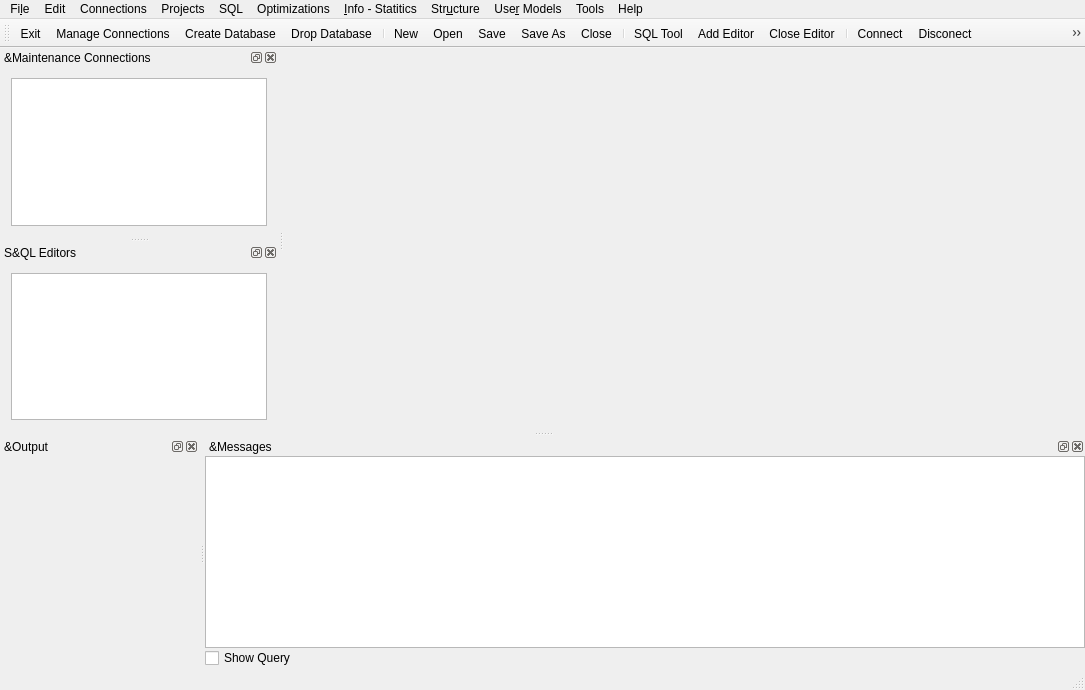
This is GUI/pgdbatool/mainwindow.ui in marcotcal/PG-DBA-Tools as Qt 5 draws it before an edit. The edited form follows.
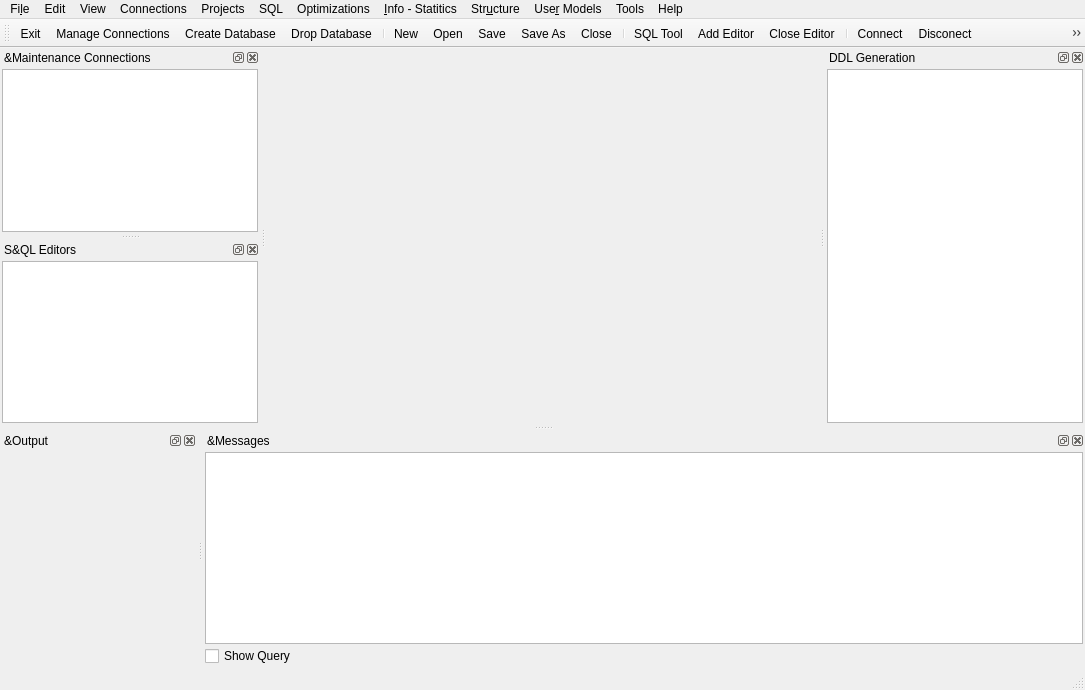
This is the edited form. Icons and pictures are not drawn. Custom widgets are drawn as their Qt base class.

Commit message: Add DDL Generation TreeWidget

```diff
--- a/GUI/pgdbatool/mainwindow.ui
+++ b/GUI/pgdbatool/mainwindow.ui
@@ -220,8 +220,18 @@
     <addaction name="separator"/>
     <addaction name="actionSelect_All"/>
    </widget>
+   <widget class="QMenu" name="menuView">
+    <property name="title">
+     <string>View</string>
+    </property>
+    <addaction name="actionViewMaintenance_Connections"/>
+    <addaction name="actionViewSql_Editors_List"/>
+    <addaction name="actionViewOutputs"/>
+    <addaction name="actionViewMessages"/>
+   </widget>
    <addaction name="menuFile"/>
    <addaction name="menuEdit"/>
+   <addaction name="menuView"/>
    <addaction name="menuConnections"/>
    <addaction name="menuProjects"/>
    <addaction name="menuSQL"/>
@@ -279,6 +289,21 @@
    </attribute>
    <widget class="QWidget" name="dockWidgetContents">
     <layout class="QVBoxLayout" name="verticalLayout">
+     <property name="spacing">
+      <number>2</number>
+     </property>
+     <property name="leftMargin">
+      <number>2</number>
+     </property>
+     <property name="topMargin">
+      <number>2</number>
+     </property>
+     <property name="rightMargin">
+      <number>2</number>
+     </property>
+     <property name="bottomMargin">
+      <number>2</number>
+     </property>
      <item>
       <widget class="QListWidget" name="connection_list"/>
      </item>
@@ -294,6 +319,21 @@
    </attribute>
    <widget class="QWidget" name="dockWidgetContents_2">
     <layout class="QVBoxLayout" name="verticalLayout_2">
+     <property name="spacing">
+      <number>2</number>
+     </property>
+     <property name="leftMargin">
+      <number>2</number>
+     </property>
+     <property name="topMargin">
+      <number>2</number>
+     </property>
+     <property name="rightMargin">
+      <number>2</number>
+     </property>
+     <property name="bottomMargin">
+      <number>2</number>
+     </property>
      <item>
       <widget class="QListWidget" name="editor_list"/>
      </item>
@@ -328,9 +368,21 @@
       <number>0</number>
      </property>
      <item>
-      <layout class="QVBoxLayout" name="verticalLayout_4">
+      <layout class="QVBoxLayout" name="verticalLayout_4" stretch="0">
        <property name="spacing">
-        <number>0</number>
+        <number>2</number>
+       </property>
+       <property name="leftMargin">
+        <number>2</number>
+       </property>
+       <property name="topMargin">
+        <number>2</number>
+       </property>
+       <property name="rightMargin">
+        <number>2</number>
+       </property>
+       <property name="bottomMargin">
+        <number>2</number>
        </property>
        <item>
         <widget class="QStackedWidget" name="output_stack"/>
@@ -353,19 +405,19 @@
    <widget class="QWidget" name="dockWidgetContents_4">
     <layout class="QVBoxLayout" name="verticalLayout_3" stretch="0,0">
      <property name="spacing">
-      <number>0</number>
+      <number>2</number>
      </property>
      <property name="leftMargin">
-      <number>0</number>
+      <number>2</number>
      </property>
      <property name="topMargin">
-      <number>0</number>
+      <number>2</number>
      </property>
      <property name="rightMargin">
-      <number>0</number>
+      <number>2</number>
      </property>
      <property name="bottomMargin">
-      <number>0</number>
+      <number>2</number>
      </property>
      <item>
       <widget class="QPlainTextEdit" name="message_output">
@@ -389,6 +441,45 @@
     </layout>
    </widget>
   </widget>
+  <widget class="QDockWidget" name="dock_ddl">
+   <property name="windowTitle">
+    <string>DDL Generation</string>
+   </property>
+   <attribute name="dockWidgetArea">
+    <number>2</number>
+   </attribute>
+   <widget class="QWidget" name="dockWidgetContents_5">
+    <layout class="QHBoxLayout" name="horizontalLayout_2">
+     <property name="spacing">
+      <number>2</number>
+     </property>
+     <property name="leftMargin">
+      <number>2</number>
+     </property>
+     <property name="topMargin">
+      <number>2</number>
+     </property>
+     <property name="rightMargin">
+      <number>2</number>
+     </property>
+     <property name="bottomMargin">
+      <number>2</number>
+     </property>
+     <item>
+      <widget class="DDLGenTreeWidget" name="treeWidget">
+       <attribute name="headerVisible">
+        <bool>false</bool>
+       </attribute>
+       <column>
+        <property name="text">
+         <string>1</string>
+        </property>
+       </column>
+      </widget>
+     </item>
+    </layout>
+   </widget>
+  </widget>
   <action name="actionExit">
    <property name="icon">
     <iconset resource="pgdbatool.qrc">
@@ -913,6 +1004,13 @@
   </action>
  </widget>
  <layoutdefault spacing="6" margin="11"/>
+ <customwidgets>
+  <customwidget>
+   <class>DDLGenTreeWidget</class>
+   <extends>QTreeWidget</extends>
+   <header>ddlgentreewidget.h</header>
+  </customwidget>
+ </customwidgets>
  <resources>
   <include location="pgdbatool.qrc"/>
  </resources>
```
Left out of the diff: 46 changed lines with no effect on the pictures. The commit also changes 5 other files.
